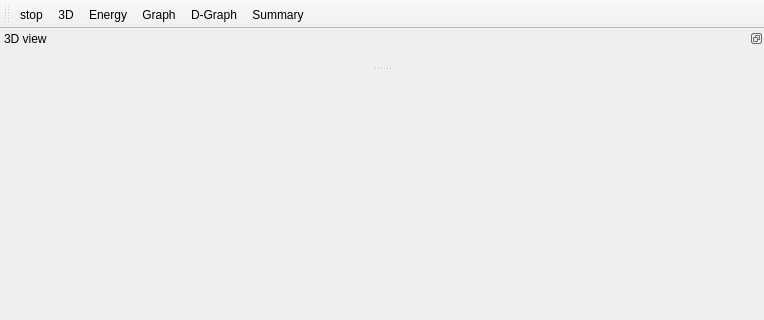
Before: the Qt Designer form pygmin/gui/ui/connect_run_ui.ui in pele-python/pele, drawn with Qt 5; both pictures show x 0 to 764 and y 0 to 320 of the 764 by 829 pixel window.
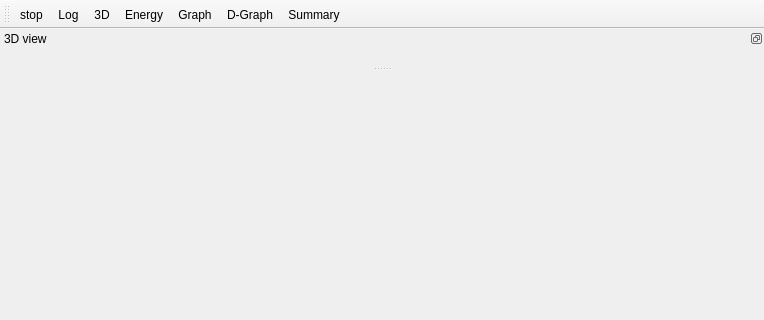
After: the same form once the commit is applied. Icons and pictures are not drawn. Custom widgets are drawn as their Qt base class.

Commit message: connect_all: add toggle for log view

What changed in the file:
```diff
--- a/pygmin/gui/ui/connect_run_ui.ui
+++ b/pygmin/gui/ui/connect_run_ui.ui
@@ -124,6 +124,7 @@
     <bool>false</bool>
    </attribute>
    <addaction name="actionStop"/>
+   <addaction name="actionLog"/>
    <addaction name="action3D"/>
    <addaction name="actionEnergy"/>
    <addaction name="actionGraph"/>
@@ -201,6 +202,17 @@
     <string>display summary information</string>
    </property>
   </action>
+  <action name="actionLog">
+   <property name="checkable">
+    <bool>true</bool>
+   </property>
+   <property name="text">
+    <string>Log</string>
+   </property>
+   <property name="toolTip">
+    <string>display log information</string>
+   </property>
+  </action>
  </widget>
  <customwidgets>
   <customwidget>
```
Left out of the diff: 4 changed lines with no effect on the pictures. The commit also changes 2 other files.
